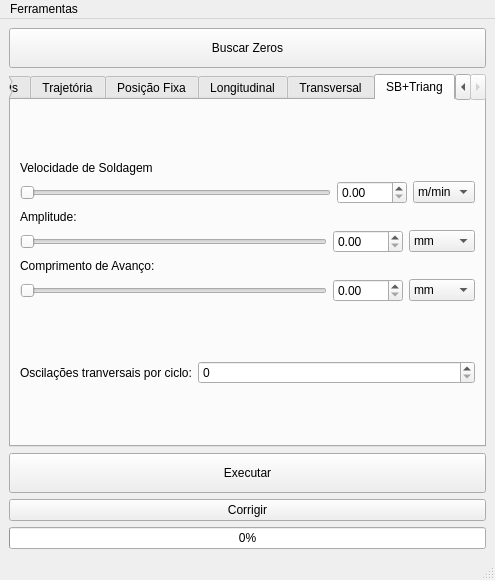
Before: the Qt Designer form Source/ui/mainwindow.ui in rafaelppires/weldway, drawn with Qt 5.
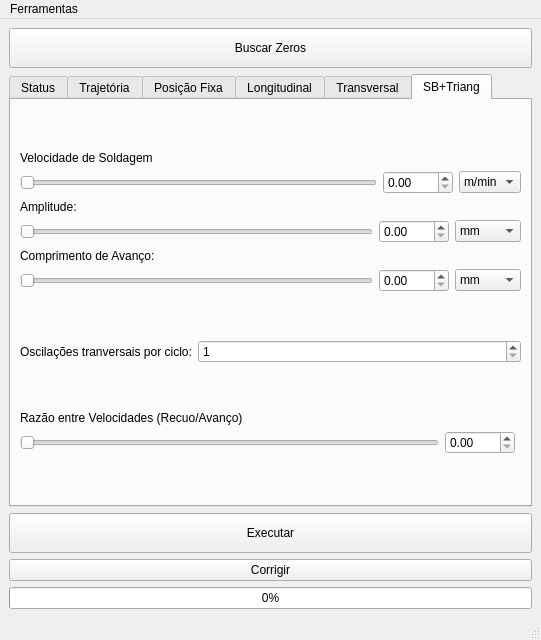
After: the same form once the commit is applied. The open tabs and pages were chosen to show the change.

The edit to the form file:
```diff
--- a/Source/ui/mainwindow.ui
+++ b/Source/ui/mainwindow.ui
@@ -6,8 +6,8 @@
    <rect>
     <x>0</x>
     <y>0</y>
-    <width>495</width>
-    <height>577</height>
+    <width>541</width>
+    <height>640</height>
    </rect>
   </property>
   <property name="windowTitle">
@@ -1387,9 +1387,9 @@
          <attribute name="title">
           <string>SB+Triang</string>
          </attribute>
-         <layout class="QGridLayout" name="gridLayout_18">
-          <item row="4" column="0">
-           <spacer name="verticalSpacer_3">
+         <layout class="QVBoxLayout" name="verticalLayout_7">
+          <item>
+           <spacer name="verticalSpacer_5">
             <property name="orientation">
              <enum>Qt::Vertical</enum>
             </property>
@@ -1401,20 +1401,7 @@
             </property>
            </spacer>
           </item>
-          <item row="6" column="0">
-           <spacer name="verticalSpacer_4">
-            <property name="orientation">
-             <enum>Qt::Vertical</enum>
-            </property>
-            <property name="sizeHint" stdset="0">
-             <size>
-              <width>20</width>
-              <height>40</height>
-             </size>
-            </property>
-           </spacer>
-          </item>
-          <item row="1" column="0">
+          <item>
            <layout class="QGridLayout" name="gridLayout_16">
             <item row="1" column="0">
              <widget class="QSlider" name="sbtWeldSpeedSlider">
@@ -1469,21 +1456,7 @@
             </item>
            </layout>
           </item>
-          <item row="5" column="0">
-           <layout class="QFormLayout" name="formLayout_2">
-            <item row="0" column="0">
-             <widget class="QLabel" name="label_21">
-              <property name="text">
-               <string>Oscilações tranversais por ciclo:</string>
-              </property>
-             </widget>
-            </item>
-            <item row="0" column="1">
-             <widget class="QSpinBox" name="sbtOscCountSpinBox"/>
-            </item>
-           </layout>
-          </item>
-          <item row="2" column="0">
+          <item>
            <layout class="QGridLayout" name="gridLayout_15">
             <item row="1" column="2">
              <widget class="QComboBox" name="sbtAmplitudeUnitComboBox">
@@ -1549,7 +1522,7 @@
             </item>
            </layout>
           </item>
-          <item row="3" column="0">
+          <item>
            <layout class="QGridLayout" name="gridLayout_17">
             <item row="1" column="2">
              <widget class="QComboBox" name="sbtForwardLenUnitComboBox">
@@ -1615,8 +1588,86 @@
             </item>
            </layout>
           </item>
-          <item row="0" column="0">
-           <spacer name="verticalSpacer_5">
+          <item>
+           <spacer name="verticalSpacer_3">
+            <property name="orientation">
+             <enum>Qt::Vertical</enum>
+            </property>
+            <property name="sizeHint" stdset="0">
+             <size>
+              <width>20</width>
+              <height>40</height>
+             </size>
+            </property>
+           </spacer>
+          </item>
+          <item>
+           <layout class="QFormLayout" name="formLayout_2">
+            <item row="0" column="0">
+             <widget class="QLabel" name="label_21">
+              <property name="text">
+               <string>Oscilações tranversais por ciclo:</string>
+              </property>
+             </widget>
+            </item>
+            <item row="0" column="1">
+             <widget class="QSpinBox" name="sbtOscCountSpinBox">
+              <property name="minimum">
+               <number>1</number>
+              </property>
+              <property name="maximum">
+               <number>10</number>
+              </property>
+             </widget>
+            </item>
+           </layout>
+          </item>
+          <item>
+           <spacer name="verticalSpacer_12">
+            <property name="orientation">
+             <enum>Qt::Vertical</enum>
+            </property>
+            <property name="sizeHint" stdset="0">
+             <size>
+              <width>20</width>
+              <height>30</height>
+             </size>
+            </property>
+           </spacer>
+          </item>
+          <item>
+           <layout class="QGridLayout" name="gridLayout_20">
+            <item row="1" column="1">
+             <widget class="QDoubleSpinBox" name="speedRatioSpinBox_2">
+              <property name="minimumSize">
+               <size>
+                <width>70</width>
+                <height>0</height>
+               </size>
+              </property>
+             </widget>
+            </item>
+            <item row="1" column="0">
+             <widget class="QSlider" name="speedRatioSlider_2">
+              <property name="maximum">
+               <number>300</number>
+              </property>
+              <property name="orientation">
+               <enum>Qt::Horizontal</enum>
+              </property>
+             </widget>
+            </item>
+            <item row="0" column="0" colspan="3">
+             <widget class="QLabel" name="label_40">
+              <property name="text">
+               <string>Razão entre Velocidades (Recuo/Avanço)</string>
+              </property>
+             </widget>
+            </item>
+           </layout>
+          </item>
+          <item>
+           <spacer name="verticalSpacer_4">
             <property name="orientation">
              <enum>Qt::Vertical</enum>
             </property>
@@ -1668,7 +1719,7 @@
     <rect>
      <x>0</x>
      <y>0</y>
-     <width>495</width>
+     <width>541</width>
      <height>21</height>
     </rect>
    </property>
```
Left out of the diff: 295 changed lines with no effect on the pictures.
